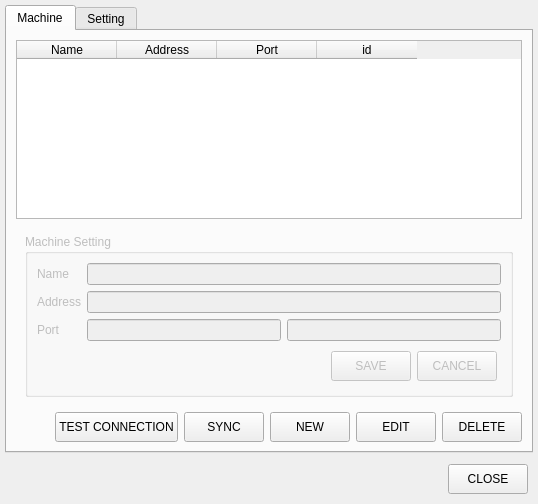
butirpadi/QtAttendanceManager, file MainWindow.ui: the form before one commit.
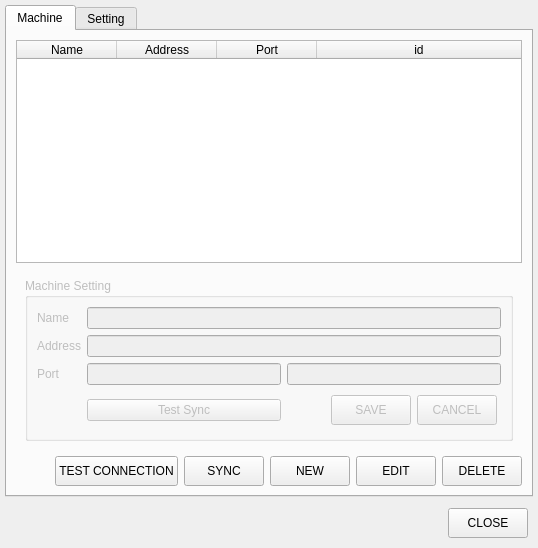
The form after the commit.

```diff
--- a/MainWindow.ui
+++ b/MainWindow.ui
@@ -7,7 +7,7 @@
     <x>0</x>
     <y>0</y>
     <width>538</width>
-    <height>504</height>
+    <height>548</height>
    </rect>
   </property>
   <property name="windowTitle">
@@ -45,6 +45,12 @@
           <property name="selectionBehavior">
            <enum>QAbstractItemView::SelectRows</enum>
           </property>
+          <attribute name="horizontalHeaderShowSortIndicator" stdset="0">
+           <bool>false</bool>
+          </attribute>
+          <attribute name="horizontalHeaderStretchLastSection">
+           <bool>true</bool>
+          </attribute>
           <column>
            <property name="text">
             <string>Name</string>
@@ -133,6 +139,13 @@
                  <property name="bottomMargin">
                   <number>4</number>
                  </property>
+                 <item>
+                  <widget class="QPushButton" name="btnTestSync">
+                   <property name="text">
+                    <string>Test Sync</string>
+                   </property>
+                  </widget>
+                 </item>
                 </layout>
                </widget>
               </item>
```
Left out of the diff: 35 changed lines with no effect on the pictures.
